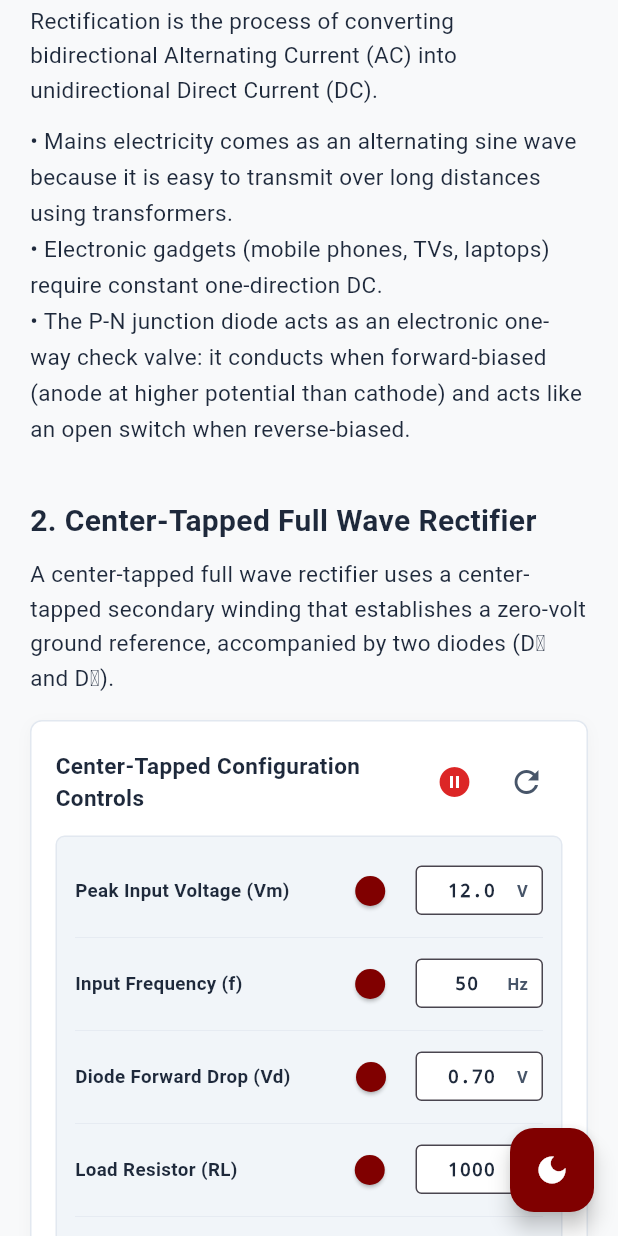
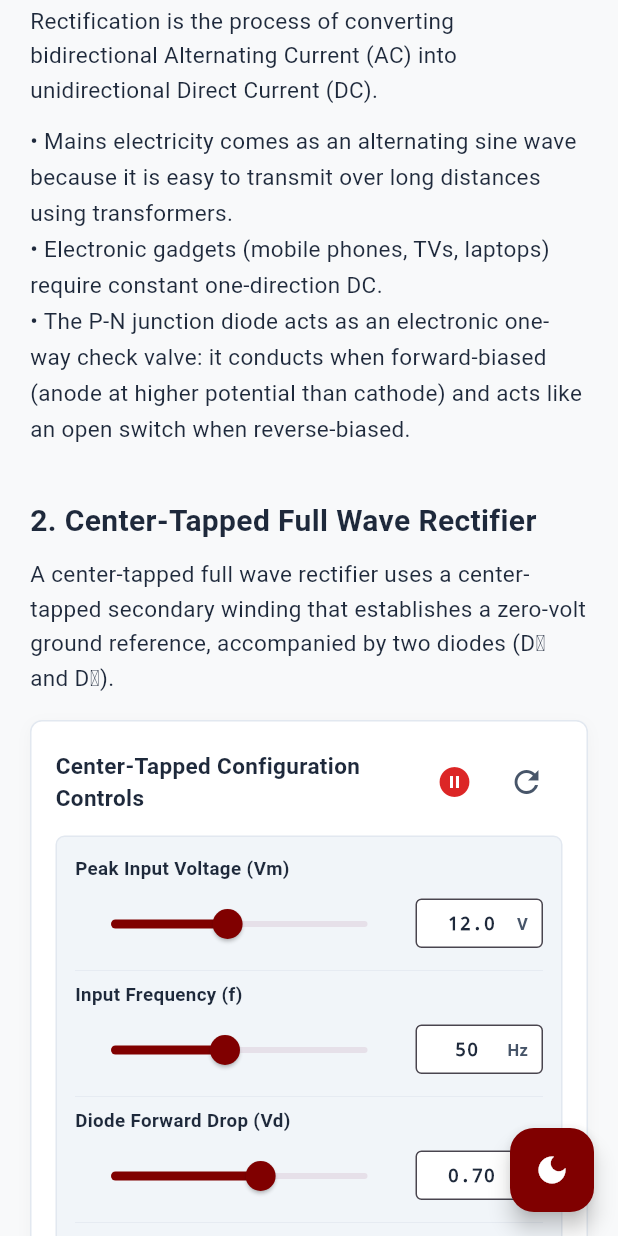
Before and after one commit to 07iconic/EC-LAB, a Flutter app: the screen it shows after launch, scrolled down 1152 dp, on a phone screen of 412 x 824 dp. Run offline on Flutter 3.47's test engine with Material 3 defaults, Android fonts, the phone set to English and light mode, and no system bars; our stand-ins replace pdf, printing.

Commit message:
Publish EC-LAB as a responsive web app
Co-authored-by: Copilot <223556219+Copilot@users.noreply.github.com>

```diff
--- a/lib/main.dart
+++ b/lib/main.dart
@@ -354,10 +354,11 @@ class _LabHomePageState extends State<LabHomePage>
             children: [
               // ================= 1. COVER / TITLE SCREEN =================
               Container(
-                height: screenHeight,
+                constraints: BoxConstraints(minHeight: screenHeight),
                 width: double.infinity,
                 color: bgColor,
-                padding: const EdgeInsets.symmetric(horizontal: 20),
+                padding:
+                    const EdgeInsets.symmetric(horizontal: 20, vertical: 24),
                 child: Column(
                   mainAxisAlignment: MainAxisAlignment.center,
                   children: [
@@ -1539,29 +1540,21 @@ class _LabHomePageState extends State<LabHomePage>
     required ValueChanged<double> onSliderChanged,
     required ValueChanged<String> onTextChanged,
   }) {
-    return Row(
-      children: [
-        SizedBox(
-          width: 175,
-          child: Text(
+    final labelWidget = Text(
       label,
       style: TextStyle(
         fontSize: 12.5,
         fontWeight: FontWeight.w600,
         color: textColor,
       ),
-          ),
-        ),
-        Expanded(
-          child: Slider(
+    );
+    final slider = Slider(
       value: value.clamp(min, max),
       min: min,
       max: max,
       onChanged: onSliderChanged,
-          ),
-        ),
-        const SizedBox(width: 8),
-        SizedBox(
+    );
+    final input = SizedBox(
       width: 85,
       height: 34,
       child: TextField(
@@ -1597,8 +1590,36 @@ class _LabHomePageState extends State<LabHomePage>
         ),
         onChanged: onTextChanged,
       ),
-        ),
-      ],
+    );
+
+    return LayoutBuilder(
+      builder: (context, constraints) {
+        if (constraints.maxWidth < 520) {
+          return Column(
+            crossAxisAlignment: CrossAxisAlignment.start,
+            children: [
+              labelWidget,
+              const SizedBox(height: 4),
+              Row(
+                children: [
+                  Expanded(child: slider),
+                  const SizedBox(width: 8),
+                  input,
+                ],
+              ),
+            ],
+          );
+        }
+
+        return Row(
+          children: [
+            SizedBox(width: 175, child: labelWidget),
+            Expanded(child: slider),
+            const SizedBox(width: 8),
+            input,
+          ],
+        );
+      },
     );
   }
 
@@ -1609,30 +1630,22 @@ class _LabHomePageState extends State<LabHomePage>
     required Color textColor,
     required ValueChanged<double> onChanged,
   }) {
-    return Row(
-      children: [
-        SizedBox(
-          width: 175,
-          child: Text(
+    final labelWidget = Text(
       label,
       style: TextStyle(
         fontSize: 12.5,
         fontWeight: FontWeight.w600,
         color: textColor,
       ),
-          ),
-        ),
-        Expanded(
-          child: Slider(
+    );
+    final slider = Slider(
       value: value,
       min: 0.2,
       max: 2.0,
       divisions: 9,
       onChanged: onChanged,
-          ),
-        ),
-        const SizedBox(width: 8),
-        SizedBox(
+    );
+    final speedLabel = SizedBox(
       width: 85,
       child: Text(
         '${value.toStringAsFixed(1)}x',
@@ -1644,8 +1657,36 @@ class _LabHomePageState extends State<LabHomePage>
           color: textColor,
         ),
       ),
-        ),
-      ],
+    );
+
+    return LayoutBuilder(
+      builder: (context, constraints) {
+        if (constraints.maxWidth < 520) {
+          return Column(
+            crossAxisAlignment: CrossAxisAlignment.start,
+            children: [
+              labelWidget,
+              const SizedBox(height: 4),
+              Row(
+                children: [
+                  Expanded(child: slider),
+                  const SizedBox(width: 8),
+                  speedLabel,
+                ],
+              ),
+            ],
+          );
+        }
+
+        return Row(
+          children: [
+            SizedBox(width: 175, child: labelWidget),
+            Expanded(child: slider),
+            const SizedBox(width: 8),
+            speedLabel,
+          ],
+        );
+      },
     );
   }
 
```
Also changed, not shown: 5 other files. Lines whose indentation alone changed are shown as unchanged.
